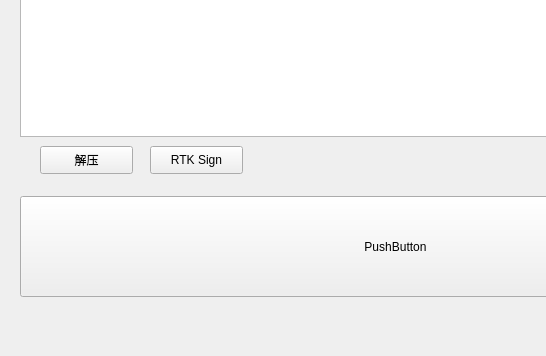
Before: the Qt Designer form XSignWin.ui in late0001/XSign, drawn with Qt 5; both pictures show x 0 to 546 and y 244 to 600 of the 800 by 600 pixel window.
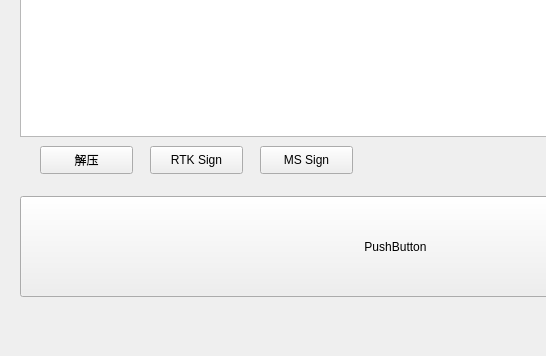
After: the same form once the commit is applied.

Commit message: Add MS sign function

```diff
--- a/XSignWin.ui
+++ b/XSignWin.ui
@@ -63,6 +63,19 @@
      <string>RTK Sign</string>
     </property>
    </widget>
+   <widget class="QPushButton" name="btnMSSign">
+    <property name="geometry">
+     <rect>
+      <x>260</x>
+      <y>390</y>
+      <width>93</width>
+      <height>28</height>
+     </rect>
+    </property>
+    <property name="text">
+     <string>MS Sign</string>
+    </property>
+   </widget>
   </widget>
   <widget class="QMenuBar" name="menubar">
    <property name="geometry">
```
The commit also changes 4 other files.
